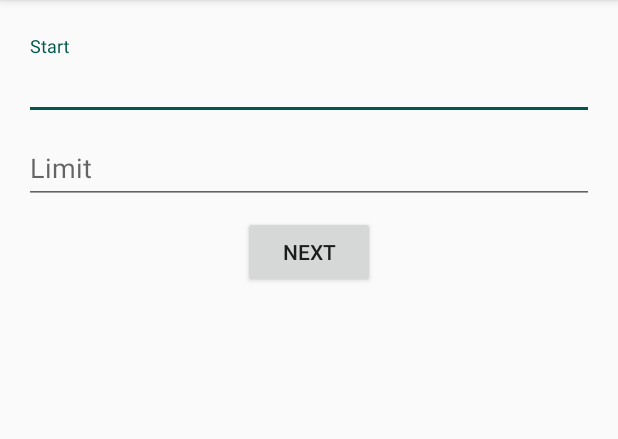
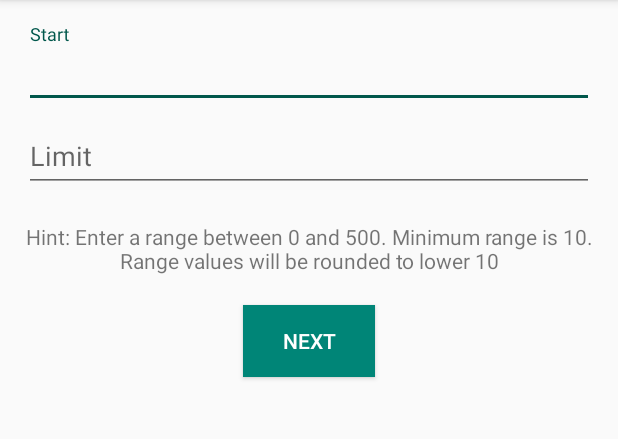
Before and after one commit to rostikbalagurak/pagingdemo, an Android app: the screen it shows after launch (RangeActivity), on a phone screen of 412 x 824 dp, the part 84-523 px from its top. Run offline under Robolectric (Android 15) with nearby library versions, the phone set to English and light mode, and no system bars; our stand-ins replace Dagger/Hilt's generated code, RxJava; libraries missing offline, so code that uses them is left out: com.jakewharton.rxbinding2; 4 statements that could not run were skipped.

Commit message:
ui updates

```diff
--- a/app/src/main/java/com/keytotech/pagingdemo/presentation/range/RangeActivity.kt
+++ b/app/src/main/java/com/keytotech/pagingdemo/presentation/range/RangeActivity.kt
@@ -17,7 +17,7 @@ import dagger.android.AndroidInjection
 import io.reactivex.Observable
 import io.reactivex.disposables.CompositeDisposable
 import io.reactivex.functions.BiFunction
-import kotlinx.android.synthetic.main.activity_main.*
+import kotlinx.android.synthetic.main.activity_range.*
 import javax.inject.Inject
 import android.content.DialogInterface
 import android.app.ProgressDialog
@@ -38,7 +38,7 @@ class RangeActivity : AppCompatActivity() {
     override fun onCreate(savedInstanceState: Bundle?) {
         AndroidInjection.inject(this)
         super.onCreate(savedInstanceState)
-        setContentView(R.layout.activity_main)
+        setContentView(R.layout.activity_range)
         this.bindViewModel()
         this.initUI()
     }
--- a/app/src/main/res/layout/activity_main.xml
+++ b/app/src/main/res/layout/activity_range.xml
@@ -1,60 +1,55 @@
 <?xml version="1.0" encoding="utf-8"?>
-<android.support.constraint.ConstraintLayout
+<LinearLayout
         xmlns:android="http://schemas.android.com/apk/res/android"
         xmlns:tools="http://schemas.android.com/tools"
-        xmlns:app="http://schemas.android.com/apk/res-auto"
         android:layout_width="match_parent"
+        android:orientation="vertical"
+        android:padding="@dimen/general_margin_default"
         android:layout_height="match_parent"
+        android:gravity="center_horizontal"
         tools:context=".presentation.range.RangeActivity">
 
     <android.support.design.widget.TextInputLayout
             android:id="@+id/startInputLayout"
             android:layout_width="match_parent"
-            android:layout_height="wrap_content"
-            android:layout_marginLeft="16dp"
-            android:layout_marginStart="16dp"
-            app:layout_constraintStart_toStartOf="parent"
-            app:layout_constraintEnd_toEndOf="parent"
-            android:layout_marginEnd="16dp"
-            android:layout_marginRight="16dp" app:layout_constraintTop_toTopOf="parent" android:layout_marginTop="24dp">
+            android:layout_height="wrap_content">
 
         <android.support.design.widget.TextInputEditText
                 android:id="@+id/etStart"
                 android:layout_width="match_parent"
                 android:layout_height="wrap_content"
                 android:inputType="number"
+                android:textColor="@android:color/black"
                 android:hint="@string/start"/>
     </android.support.design.widget.TextInputLayout>
 
     <android.support.design.widget.TextInputLayout
             android:id="@+id/limitTextInputLayout"
             android:layout_width="match_parent"
-            android:layout_height="wrap_content"
-            app:layout_constraintStart_toStartOf="parent"
-            app:layout_constraintTop_toBottomOf="@+id/startInputLayout"
-            android:layout_marginLeft="16dp"
-            android:layout_marginStart="16dp"
-            app:layout_constraintEnd_toEndOf="parent"
-            android:layout_marginEnd="16dp"
-            android:layout_marginRight="16dp">
+            android:layout_height="wrap_content">
 
         <android.support.design.widget.TextInputEditText
                 android:id="@+id/etLimit"
                 android:layout_width="match_parent"
                 android:layout_height="wrap_content"
+                android:textColor="@android:color/black"
                 android:inputType="number"
                 android:hint="@string/limit"/>
     </android.support.design.widget.TextInputLayout>
 
+    <TextView android:layout_width="wrap_content" android:layout_height="wrap_content"
+              android:textAlignment="center"
+              android:textSize="@dimen/range_hint_text_size"
+              android:layout_marginTop="@dimen/range_hint_margin"
+              android:layout_marginBottom="@dimen/range_hint_margin"
+              android:text="@string/range_hint"/>
     <Button
             android:text="@string/next_button"
             android:layout_width="wrap_content"
             android:layout_height="wrap_content"
-            app:layout_constraintStart_toStartOf="parent"
-            app:layout_constraintEnd_toEndOf="parent"
             android:id="@+id/button"
-            android:layout_marginTop="8dp"
-            app:layout_constraintTop_toBottomOf="@+id/limitTextInputLayout"/>
+            android:background="@color/colorPrimary"
+            android:textColor="@android:color/white"/>
 
 
-</android.support.constraint.ConstraintLayout>
+</LinearLayout>
--- /dev/null
+++ b/app/src/main/res/values/dimens.xml
@@ -0,0 +1,14 @@
+<?xml version="1.0" encoding="utf-8"?>
+<resources>
+    // general
+    <dimen name="general_margin_default">16dp</dimen>
+
+    // range
+    <dimen name="range_hint_margin">20dp</dimen>
+    <dimen name="range_hint_text_size">14sp</dimen>
+
+    // comments
+    <dimen name="comment_item_margin">12dp</dimen>
+    <dimen name="comment_item_height">19dp</dimen>
+    <dimen name="comment_item_padding">8dp</dimen>
+</resources>
--- a/app/src/main/res/values/strings.xml
+++ b/app/src/main/res/values/strings.xml
@@ -7,4 +7,5 @@
     <string name="loading_title">Loading</string>
     <string name="loading_message">Please wait while data is loading</string>
     <string name="loading_cancel">Cancel</string>
+    <string name="range_hint">Hint: Enter a range between 0 and 500. Minimum range is 10. Range values will be rounded to lower 10</string>
 </resources>
```
Also changed, not shown: app/src/main/java/com/keytotech/pagingdemo/presentation/comments/CommentsActivity.kt (+13 -0 lines), app/src/main/res/layout/item_comment.xml (+12 -12 lines).
